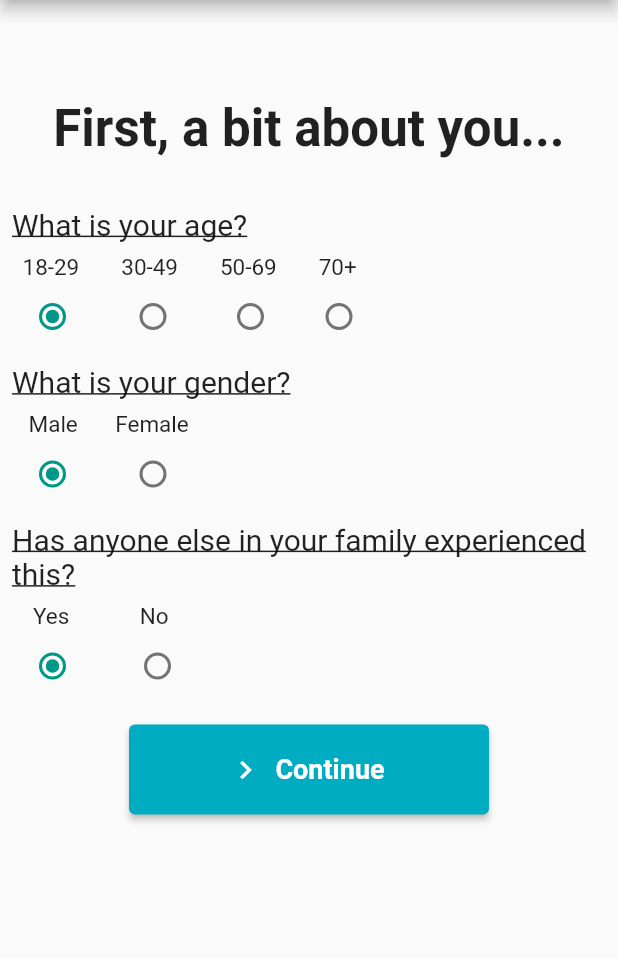
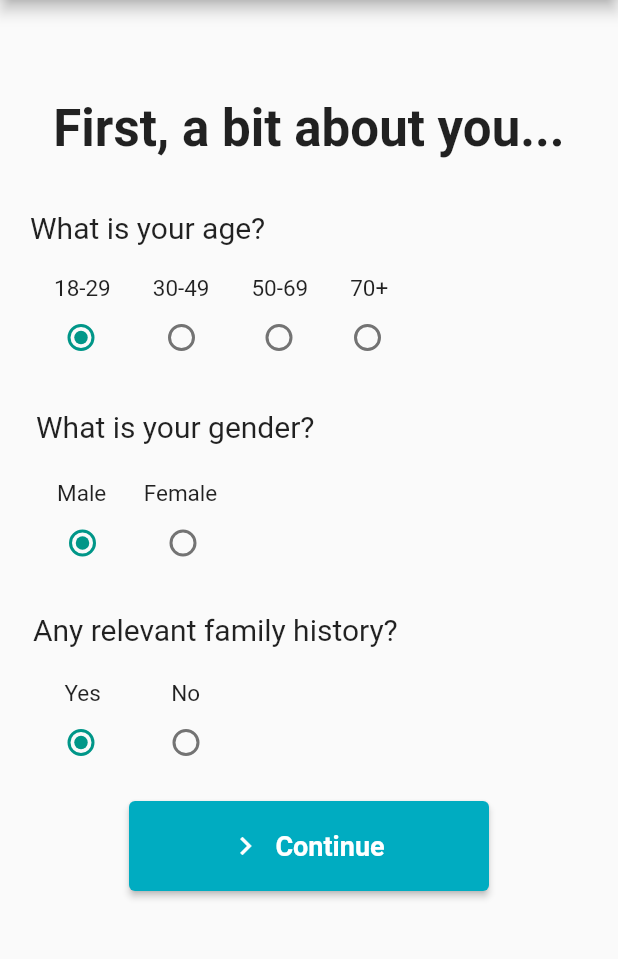
Before and after one commit to Hjfizzlebog2/SS-Skin, a Flutter app: the ScreeningBreakdown screen opened directly, after a tap on "Continue", on a phone screen of 412 x 824 dp, the part 84-1043 px from its top. Run offline on Flutter 3.47's test engine with Material 2 defaults, Android fonts, the phone set to English and light mode, and no system bars; our stand-ins replace cloud_firestore, email_validator, firebase_auth, firebase_core, firebase_storage, google_sign_in and 2 more; missing offline and left inert: extension_google_sign_in_as_googleapis_auth; accounts and stored records are empty.

Commit message:
Updated Front Half. Added a sample report map on splash screen.

```diff
--- a/lib/LogHistory.dart
+++ b/lib/LogHistory.dart
@@ -49,7 +49,7 @@ class LogHistory extends StatelessWidget {
                 ),
                 icon: const Icon(Icons.navigate_next),
                 label: const Text(
-                    'View Previous Photos',
+                    'See Past Pictures',
                     style: TextStyle(
                         fontWeight: FontWeight.bold,
                         fontSize: 18
@@ -73,7 +73,7 @@ class LogHistory extends StatelessWidget {
                 ),
                 icon: const Icon(Icons.navigate_next),
                 label: const Text(
-                    'View Past Results',
+                    'See Past Results',
                     style: TextStyle(
                         fontWeight: FontWeight.bold,
                         fontSize: 18
--- a/lib/Questionnaire.dart
+++ b/lib/Questionnaire.dart
@@ -19,6 +19,9 @@ class QuestionnaireState extends State<Questionnaire> {
   var g2Values = ['Male', 'Female'];
   var g3Values = [true, false];
 
+  static const titleInset = 25;
+  static const labelInset = titleInset - 5;
+
   Group1? g1 = Group1.q1a1;
   Group2? g2 = Group2.q2a1;
   Group3? g3 = Group3.q3a1;
@@ -26,6 +29,7 @@ class QuestionnaireState extends State<Questionnaire> {
   @override
   Widget build(BuildContext context) {
     return Scaffold(
+
         appBar: AppBar(
           title: const Text('Skin Safety Scanner'),
           centerTitle: true,
@@ -37,7 +41,7 @@ class QuestionnaireState extends State<Questionnaire> {
           children: <Widget>[
             Container(
               alignment: Alignment.topCenter,
-              padding: const EdgeInsets.all(25),
+              padding: const EdgeInsets.fromLTRB(titleInset * 1.0, titleInset * 1.0, titleInset * 1.0, titleInset - 10), // * 1.0 since needs to be double
               child: const Text(
                 '\nFirst, a bit about you...',
                 style: TextStyle(
@@ -47,18 +51,18 @@ class QuestionnaireState extends State<Questionnaire> {
             ),
             Container(
               alignment: Alignment.centerLeft,
-              padding: const EdgeInsets.all(8),
+              padding: const EdgeInsets.all(labelInset * 1.0),
               child: const Text(
                 'What is your age?',
                 style: TextStyle(
                     fontSize: 20,
-                    decoration: TextDecoration.underline
+                    //decoration: TextDecoration.underline
                 ),
               ),
             ),
             Row(
               children: const [
-                SizedBox(width: 15),
+                SizedBox(width:titleInset + 11),
                 Text(
                     '18-29',
                     style: TextStyle(
@@ -90,7 +94,7 @@ class QuestionnaireState extends State<Questionnaire> {
             ),
             Row(
               children: [
-                const SizedBox(width: 11),
+                const SizedBox(width: 30),
                 Radio<Group1>(
                   value: Group1.q1a1,
                   groupValue: g1,
@@ -134,18 +138,18 @@ class QuestionnaireState extends State<Questionnaire> {
             ),
             Container(
               alignment: Alignment.centerLeft,
-              padding: const EdgeInsets.all(8),
+              padding: const EdgeInsets.all(titleInset * 1.0 - 1),
               child: const Text(
                 'What is your gender?',
                 style: TextStyle(
                     fontSize: 20,
-                    decoration: TextDecoration.underline
+                   // decoration: TextDecoration.underline
                 ),
               ),
             ),
             Row(
               children: const [
-                SizedBox(width: 19),
+                SizedBox(width: labelInset + 18),
                 Text(
                     'Male',
                     style: TextStyle(
@@ -163,7 +167,7 @@ class QuestionnaireState extends State<Questionnaire> {
             ),
             Row(
               children: [
-                const SizedBox(width: 11),
+                const SizedBox(width: labelInset + 11 * 1.0),
                 Radio<Group2>(
                   value: Group2.q2a1,
                   groupValue: g2,
@@ -187,18 +191,19 @@ class QuestionnaireState extends State<Questionnaire> {
             ),
             Container(
               alignment: Alignment.centerLeft,
-              padding: const EdgeInsets.all(8),
+              padding: const EdgeInsets.all(labelInset + 2 * 1.0),
               child: const Text(
-                'Has anyone else in your family experienced this?',
+                'Any relevant family history?',
                 style: TextStyle(
                     fontSize: 20,
-                    decoration: TextDecoration.underline
+                 //TODO: could make bold
+                 //   decoration: TextDecoration.underline
                 ),
               ),
             ),
             Row(
               children: const [
-                SizedBox(width: 22),
+                SizedBox(width: labelInset + 23),
                 Text(
                     'Yes',
                     style: TextStyle(
@@ -216,7 +221,7 @@ class QuestionnaireState extends State<Questionnaire> {
             ),
             Row(
               children: [
-                const SizedBox(width: 11),
+                const SizedBox(width: labelInset + 10),
                 Radio<Group3>(
                   value: Group3.q3a1,
                   groupValue: g3,
--- a/lib/ScreeningBreakdown.dart
+++ b/lib/ScreeningBreakdown.dart
@@ -4,6 +4,7 @@ import 'Questionnaire.dart';
 // class for the screening breakdown screen
 class ScreeningBreakdown extends StatelessWidget {
   const ScreeningBreakdown({Key? key}) : super(key: key);
+  static const bulletPointInsets = 25;
 
   @override
   Widget build(BuildContext context) {
@@ -12,7 +13,7 @@ class ScreeningBreakdown extends StatelessWidget {
           title: const Text('Skin Safety Scanner'),
           centerTitle: true,
           backgroundColor: Colors.cyan[600],
-          automaticallyImplyLeading: false
+          // automaticallyImplyLeading: false
         ),
         body: Column (
           mainAxisAlignment: MainAxisAlignment.center,
@@ -32,9 +33,10 @@ class ScreeningBreakdown extends StatelessWidget {
             Container(
               padding: const EdgeInsets.all(18),
               child: const Text(
-                  '• The screening starts with a brief optional survey \n\n'
-                      '• You\'ll next snap a photo of your skin condition\n\n' //said "analyzation" before
-              '• Your photo will then be analyzed and a scan report will be available to you within seconds.\n\n\n\n\n',
+                // Survey, Snap, Stats
+                  '• The screening starts with a brief survey \n\n'
+                      '• After, you\'ll then snap a photo of your skin \n\n' //said "analyzation" before
+              '• Then your photo will be scanned and a report will be available to you in seconds\n\n\n\n\n',
                 style: TextStyle(fontSize: 17),
               ),
             ),
--- a/lib/TitleSplashScreen.dart
+++ b/lib/TitleSplashScreen.dart
@@ -1,16 +1,25 @@
 import 'package:flutter/material.dart';
 import 'package:splashscreen/splashscreen.dart';
+import 'package:ss_skin_project/GeneratedReport.dart';
 import 'package:ss_skin_project/Questionnaire.dart';
+import 'package:ss_skin_project/RegisteredHomePage.dart';
 import 'package:ss_skin_project/ZipCodeCollection.dart';
 import 'LogInScreen.dart';
 
 class TitleSplashScreen extends StatelessWidget {
   const TitleSplashScreen({Key? key}) : super(key: key);
 
+  // Sample Results from Machine Learning Scan
+  static const Map reportMap = {
+    "Melanoma" : 0.893764823,
+    "Not_Melanoma" : 1 - 0.893764823,
+  };
+
   // added a splash screen that loads up every time a user launches the app
   @override
   Widget build(BuildContext context) {
     return MaterialApp(
+        debugShowCheckedModeBanner: false,
         title: 'Skin Safety Scanner',
         theme: ThemeData(
           primarySwatch: Colors.teal,
@@ -18,7 +27,7 @@ class TitleSplashScreen extends StatelessWidget {
         ),
         home: SplashScreen(
           seconds: 5,
-          navigateAfterSeconds: const Questionnaire(),
+          navigateAfterSeconds: const GeneratedReport(scan: reportMap),
           title: const Text(
             '\nSkin Safety Scanner',
             style: TextStyle(
--- a/lib/ZipCodeCollection.dart
+++ b/lib/ZipCodeCollection.dart
@@ -66,7 +66,7 @@ class _ZipCodeCollectionState extends State<ZipCodeCollection> {
                   alignment: Alignment.center,
                   padding: const EdgeInsets.all(10),
                   child: const Text(
-                      'Enter your zip code',
+                      "What's your zip code?",
                       style: TextStyle(
                           fontWeight: FontWeight.bold,
                           fontSize: 22
```
Also changed, not shown: lib/GeneratedReport.dart (+7 -6 lines), lib/PhotoSubmission.dart (+6 -1 lines), lib/RegisteredHomePage.dart (+16 -5 lines).
